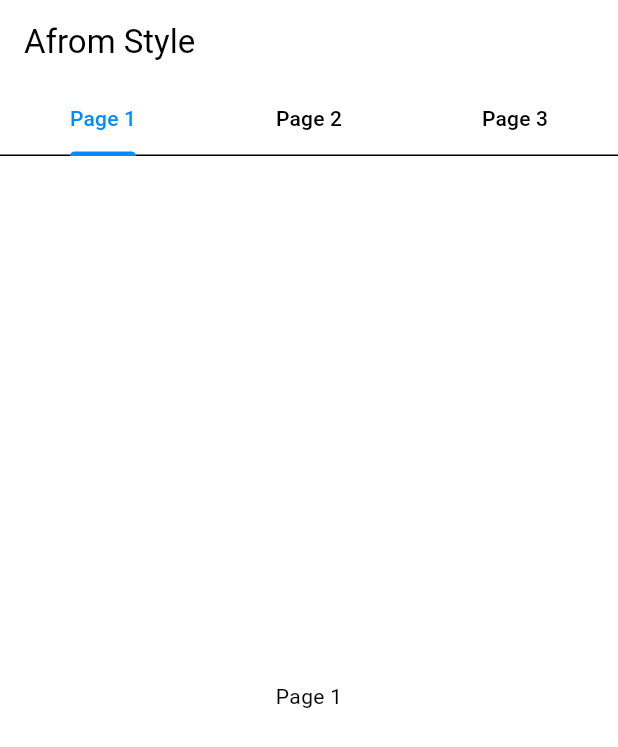
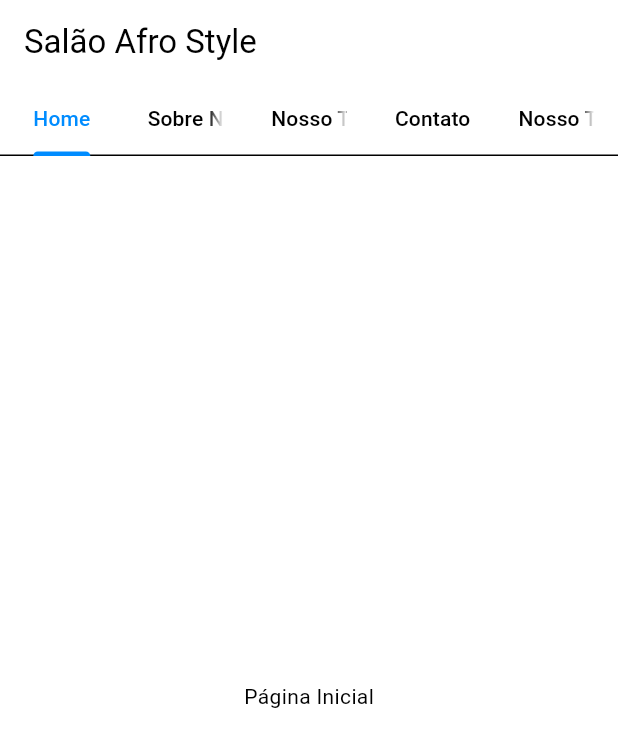
Before and after one commit to moisesNeto/afro_style, a Flutter app: the screen it shows after launch, on a phone screen of 412 x 824 dp. Shown: the top 747 px of the screen. Run offline on Flutter 3.47's test engine with Material 3 defaults, Android fonts, the light colour scheme and no system bars.

Commit message:
Estruturando projeto e melhorando o código inicíal

```diff
--- a/lib/main.dart
+++ b/lib/main.dart
@@ -2,5 +2,5 @@ import 'package:afro_style/src/afro_style.dart';
 import 'package:flutter/material.dart';
 
 void main() {
-  runApp(const AfroStyle());
+  runApp(AfroStyle());
 }
--- a/lib/src/afro_style.dart
+++ b/lib/src/afro_style.dart
@@ -1,9 +1,12 @@
-import 'package:afro_style/src/home/home.dart';
+import 'package:afro_style/src/home/home_screen.dart';
+import 'package:afro_style/src/menu/menu_afro_style.dart';
+import 'package:afro_style/src/menu/tab_config.dart';
+import 'package:afro_style/src/menu/tab_provider.dart';
 import 'package:flutter/material.dart';
 
 class AfroStyle extends StatelessWidget {
-  const AfroStyle({super.key});
-
+  AfroStyle({super.key});
+  final List<TabConfig> tabs = TabProvider(tabs: []).getTabs();
   @override
   Widget build(BuildContext context) {
     return MaterialApp(
@@ -18,7 +21,7 @@ class AfroStyle extends StatelessWidget {
           onSecondaryContainer: Color(0xffffffff),
         ),
       ),
-      home: const Home(),
+      home: HomeScreen(tabs: MenuAfroStyle().getTabProvider()),
     );
   }
 }
--- /dev/null
+++ b/lib/src/enviroment/app_strings.dart
@@ -0,0 +1,14 @@
+class AppStrings {
+  ///Título da aplicação
+  static const String appTitle = "Salão Afro Style";
+
+  ///Título das Abas
+  static const String home = "Home";
+  static const String sobreNos = "Sobre Nós";
+  static const String nossoTrabalho = "Nosso Trabalho";
+  static const String contato = "Contato";
+  static const String localizacao = "Nosso Trabalho";
+
+  /// Mensagens de Erro
+  static const String noAbas = "A lista de abas não pode estar vazia.";
+}
--- a/lib/src/home/home.dart
+++ /dev/null
@@ -1,76 +0,0 @@
-import 'package:flutter/material.dart';
-
-class Home extends StatefulWidget {
-  const Home({super.key});
-
-  @override
-  _HomeState createState() => _HomeState();
-}
-
-class _HomeState extends State<Home> with SingleTickerProviderStateMixin {
-  late TabController _tabController;
-
-  @override
-  void initState() {
-    super.initState();
-    _tabController = TabController(length: 3, vsync: this);
-  }
-
-  @override
-  void dispose() {
-    _tabController.dispose();
-    super.dispose();
-  }
-
-  @override
-  Widget build(BuildContext context) {
-    return Scaffold(
-      appBar: AppBar(
-        title: Text('Afrom Style'),
-        bottom: TabBar(
-          controller: _tabController,
-          tabs: [
-            Tab(text: 'Page 1'),
-            Tab(text: 'Page 2'),
-            Tab(text: 'Page 3'),
-          ],
-        ),
-      ),
-      body: TabBarView(
-        controller: _tabController,
-        children: [
-          Page1(),
-          Page2(),
-          Page3(),
-        ],
-      ),
-    );
-  }
-}
-
-class Page1 extends StatelessWidget {
-  @override
-  Widget build(BuildContext context) {
-    return Center(
-      child: Text('Page 1'),
-    );
-  }
-}
-
-class Page2 extends StatelessWidget {
-  @override
-  Widget build(BuildContext context) {
-    return Center(
-      child: Text('Page 2'),
-    );
-  }
-}
-
-class Page3 extends StatelessWidget {
-  @override
-  Widget build(BuildContext context) {
-    return Center(
-      child: Text('Page 3'),
-    );
-  }
-}
--- /dev/null
+++ b/lib/src/home/home_screen.dart
@@ -0,0 +1,74 @@
+import 'package:afro_style/src/enviroment/app_strings.dart';
+import 'package:afro_style/src/menu/tab_provider.dart';
+import 'package:flutter/material.dart';
+
+class HomeScreen extends StatefulWidget {
+  final TabProvider tabs;
+
+  const HomeScreen({super.key, required this.tabs});
+
+  @override
+  HomeScreenState createState() => HomeScreenState();
+}
+
+class HomeScreenState extends State<HomeScreen> with SingleTickerProviderStateMixin {
+  late TabController _tabController;
+  late PageController _pageController;
+
+  @override
+  void initState() {
+    super.initState();
+    if (widget.tabs.getTabs().isEmpty) {
+      throw FlutterError(AppStrings.noAbas);
+    }
+    _tabController = TabController(length: widget.tabs.getTabs().length, vsync: this);
+    _pageController = PageController();
+  }
+
+  @override
+  void dispose() {
+    _tabController.dispose();
+    _pageController.dispose();
+    super.dispose();
+  }
+
+  void _onTabTapped(int index) {
+    _pageController.animateToPage(
+      index,
+      duration: const Duration(milliseconds: 300),
+      curve: Curves.easeInOut,
+    );
+  }
+
+  @override
+  Widget build(BuildContext context) {
+    return Scaffold(
+      appBar: AppBar(
+        title: const Text(AppStrings.appTitle),
+        bottom: TabBar(
+          controller: _tabController,
+          tabs: _buildTabs(),
+          onTap: _onTabTapped,
+        ),
+      ),
+      body: AnimatedSwitcher(
+        duration: const Duration(milliseconds: 500),
+        child: PageView(
+          controller: _pageController,
+          onPageChanged: (index) {
+            _tabController.animateTo(index);
+          },
+          children: _buildTabViews(),
+        ),
+      ),
+    );
+  }
+
+  List<Tab> _buildTabs() {
+    return widget.tabs.getTabs().map((tabConfig) => Tab(text: tabConfig.title)).toList();
+  }
+
+  List<Widget> _buildTabViews() {
+    return widget.tabs.getTabs().map((tabConfig) => tabConfig.content).toList();
+  }
+}
--- /dev/null
+++ b/lib/src/menu/menu_afro_style.dart
@@ -0,0 +1,30 @@
+import 'package:afro_style/src/enviroment/app_strings.dart';
+import 'package:afro_style/src/menu/tab_config.dart';
+import 'package:afro_style/src/menu/tab_provider.dart';
+import 'package:afro_style/src/sessions/contato.dart';
+import 'package:afro_style/src/sessions/inicio.dart';
+import 'package:afro_style/src/sessions/localizacao.dart';
+import 'package:afro_style/src/sessions/nosso_trabalho.dart';
+import 'package:afro_style/src/sessions/sobre_nos.dart';
+
+class MenuAfroStyle {
+  List<TabConfig> getTabs() {
+    return [
+      _homeTab(),
+      _sobreNosTab(),
+      _nossoTrabalhoTab(),
+      _contatoTab(),
+      _localizacaoTab(),
+    ];
+  }
+
+  TabProvider getTabProvider() {
+    return TabProvider(tabs: getTabs());
+  }
+
+  TabConfig _homeTab() => TabConfig(title: AppStrings.home, content: const Inicio());
+  TabConfig _sobreNosTab() => TabConfig(title: AppStrings.sobreNos, content: const SobreNos());
+  TabConfig _nossoTrabalhoTab() => TabConfig(title: AppStrings.nossoTrabalho, content: const NossoTrabalho());
+  TabConfig _contatoTab() => TabConfig(title: AppStrings.contato, content: const Contato());
+  TabConfig _localizacaoTab() => TabConfig(title: AppStrings.localizacao, content: const Localizacao());
+}
--- /dev/null
+++ b/lib/src/menu/tab_config.dart
@@ -0,0 +1,8 @@
+import 'package:flutter/material.dart';
+
+class TabConfig {
+  final String title;
+  final Widget content;
+
+  TabConfig({required this.title, required this.content});
+}
--- /dev/null
+++ b/lib/src/menu/tab_provider.dart
@@ -0,0 +1,9 @@
+import 'package:afro_style/src/menu/tab_config.dart';
+
+class TabProvider {
+  final List<TabConfig> _tabs;
+
+  TabProvider({required List<TabConfig> tabs}) : _tabs = List.unmodifiable(tabs);
+
+  List<TabConfig> getTabs() => _tabs;
+}
--- /dev/null
+++ b/lib/src/sessions/contato.dart
@@ -0,0 +1,13 @@
+import 'package:afro_style/src/sessions/i_session.dart';
+import 'package:flutter/material.dart';
+
+class Contato extends StatelessWidget implements ISession {
+  const Contato({super.key});
+
+  @override
+  Widget build(BuildContext context) {
+    return const Center(
+      child: Text('Page 1'),
+    );
+  }
+}
--- /dev/null
+++ b/lib/src/sessions/i_session.dart
@@ -0,0 +1,5 @@
+import 'package:flutter/material.dart';
+
+abstract class ISession extends StatelessWidget {
+  const ISession({super.key});
+}
--- /dev/null
+++ b/lib/src/sessions/inicio.dart
@@ -0,0 +1,13 @@
+import 'package:afro_style/src/sessions/i_session.dart';
+import 'package:flutter/material.dart';
+
+class Inicio extends StatelessWidget implements ISession {
+  const Inicio({super.key});
+
+  @override
+  Widget build(BuildContext context) {
+    return const Center(
+      child: Text('Página Inicial'),
+    );
+  }
+}
```
Also changed, not shown: lib/src/sessions/localizacao.dart (added, +13 -0 lines), lib/src/sessions/nosso_trabalho.dart (added, +13 -0 lines), lib/src/sessions/sobre_nos.dart (added, +13 -0 lines), 2 other files.
